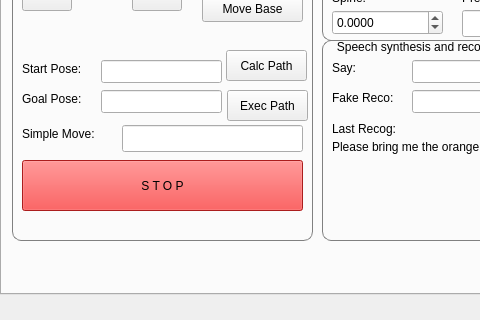
The window that catkin_ws/src/hri/justina/justina_gui/src/MainWindow.ui (RobotJustina/Juskeshino) describes before a commit, drawn with Qt 5; both pictures show x 0 to 480 and y 163 to 483 of the 680 by 483 pixel window.
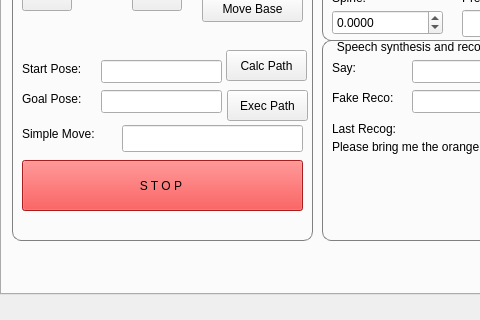
The same window after the commit.

Commit message: Modify justina GUI to be compatible with qt5 in ubuntu 18

```diff
--- a/catkin_ws/src/hri/justina/justina_gui/src/MainWindow.ui
+++ b/catkin_ws/src/hri/justina/justina_gui/src/MainWindow.ui
@@ -475,15 +475,6 @@
             </color>
            </brush>
           </colorrole>
-          <colorrole role="PlaceholderText">
-           <brush brushstyle="NoBrush">
-            <color alpha="128">
-             <red>0</red>
-             <green>0</green>
-             <blue>0</blue>
-            </color>
-           </brush>
-          </colorrole>
          </active>
          <inactive>
           <colorrole role="WindowText">
@@ -780,7 +771,7 @@
         </palette>
        </property>
        <property name="text">
-        <string>S T O P</string>
+        <string>S T O P </string>
        </property>
       </widget>
       <widget class="QPushButton" name="btnRight">
```
